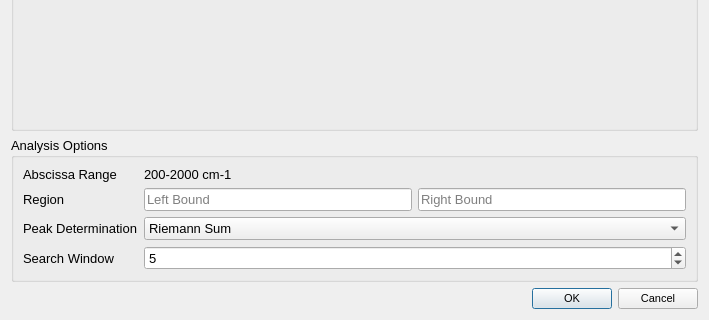
This is Vespucci/GUI/Analysis/univariatedialog.ui in VespucciProject/Vespucci as Qt 5 draws it before an edit; both pictures show x 0 to 709 and y 246 to 566 of the 709 by 566 pixel window. The edited form follows.
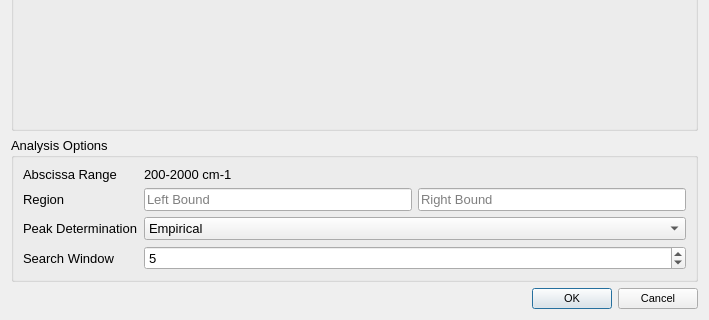
This is the edited form. Custom widgets are drawn as their Qt base class.

```diff
--- a/Vespucci/GUI/Analysis/univariatedialog.ui
+++ b/Vespucci/GUI/Analysis/univariatedialog.ui
@@ -99,12 +99,7 @@
         </property>
         <item>
          <property name="text">
-          <string>Riemann Sum</string>
-         </property>
-        </item>
-        <item>
-         <property name="text">
-          <string>Gaussian Fit</string>
+          <string>Empirical</string>
          </property>
         </item>
        </widget>
```
Left out of the diff: 2 changed lines with no effect on the pictures.
